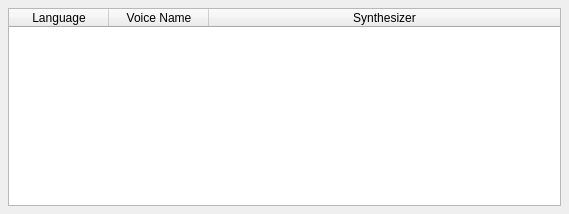
Before: the Qt Designer form kcmkttsmgr/addtalkerwidget.ui in KDE/jovie, drawn with Qt 5.
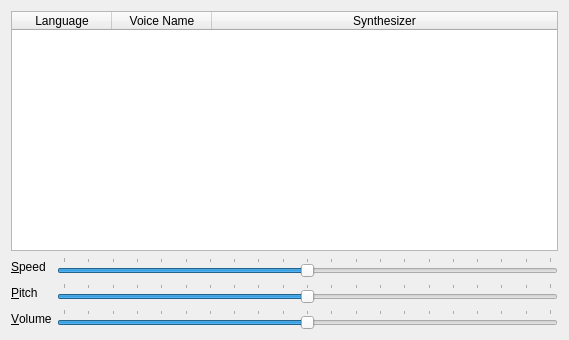
After: the same form once the commit is applied.

Commit message: make addtalker dialog derive from KDialog, and contain the ui element, make the ok button only enabled when a row is selected

The edit to the form file:
```diff
--- a/kcmkttsmgr/addtalkerwidget.ui
+++ b/kcmkttsmgr/addtalkerwidget.ui
@@ -8,17 +8,11 @@
     <x>0</x>
     <y>0</y>
     <width>569</width>
-    <height>214</height>
+    <height>340</height>
    </rect>
   </property>
-  <layout class="QGridLayout">
-   <property name="margin">
-    <number>8</number>
-   </property>
-   <property name="spacing">
-    <number>6</number>
-   </property>
-   <item row="0" column="0">
+  <layout class="QGridLayout" name="gridLayout">
+   <item row="0" column="0" colspan="2">
     <widget class="QTableWidget" name="AvailableTalkersTable">
      <property name="alternatingRowColors">
       <bool>true</bool>
@@ -64,6 +58,102 @@
      </column>
     </widget>
    </item>
+   <item row="1" column="0">
+    <widget class="QLabel" name="label_3">
+     <property name="text">
+      <string>&amp;Speed</string>
+     </property>
+     <property name="buddy">
+      <cstring>speedSlider</cstring>
+     </property>
+    </widget>
+   </item>
+   <item row="1" column="1">
+    <widget class="QSlider" name="speedSlider">
+     <property name="minimum">
+      <number>-100</number>
+     </property>
+     <property name="maximum">
+      <number>100</number>
+     </property>
+     <property name="singleStep">
+      <number>10</number>
+     </property>
+     <property name="pageStep">
+      <number>20</number>
+     </property>
+     <property name="orientation">
+      <enum>Qt::Horizontal</enum>
+     </property>
+     <property name="tickPosition">
+      <enum>QSlider::TicksAbove</enum>
+     </property>
+    </widget>
+   </item>
+   <item row="2" column="0">
+    <widget class="QLabel" name="label_4">
+     <property name="text">
+      <string>&amp;Pitch</string>
+     </property>
+     <property name="buddy">
+      <cstring>pitchSlider</cstring>
+     </property>
+    </widget>
+   </item>
+   <item row="2" column="1">
+    <widget class="QSlider" name="pitchSlider">
+     <property name="minimum">
+      <number>-100</number>
+     </property>
+     <property name="maximum">
+      <number>100</number>
+     </property>
+     <property name="singleStep">
+      <number>10</number>
+     </property>
+     <property name="pageStep">
+      <number>20</number>
+     </property>
+     <property name="orientation">
+      <enum>Qt::Horizontal</enum>
+     </property>
+     <property name="tickPosition">
+      <enum>QSlider::TicksAbove</enum>
+     </property>
+    </widget>
+   </item>
+   <item row="3" column="0">
+    <widget class="QLabel" name="label_5">
+     <property name="text">
+      <string>&amp;Volume</string>
+     </property>
+     <property name="buddy">
+      <cstring>volumeSlider</cstring>
+     </property>
+    </widget>
+   </item>
+   <item row="3" column="1">
+    <widget class="QSlider" name="volumeSlider">
+     <property name="minimum">
+      <number>-100</number>
+     </property>
+     <property name="maximum">
+      <number>100</number>
+     </property>
+     <property name="singleStep">
+      <number>10</number>
+     </property>
+     <property name="pageStep">
+      <number>20</number>
+     </property>
+     <property name="orientation">
+      <enum>Qt::Horizontal</enum>
+     </property>
+     <property name="tickPosition">
+      <enum>QSlider::TicksAbove</enum>
+     </property>
+    </widget>
+   </item>
   </layout>
  </widget>
  <resources/>
```
The commit also changes 3 other files.
